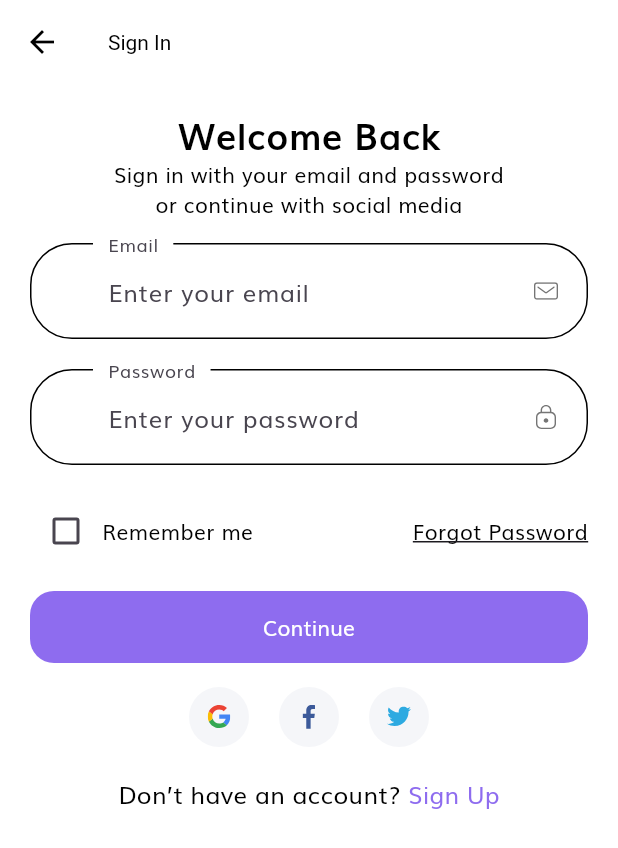
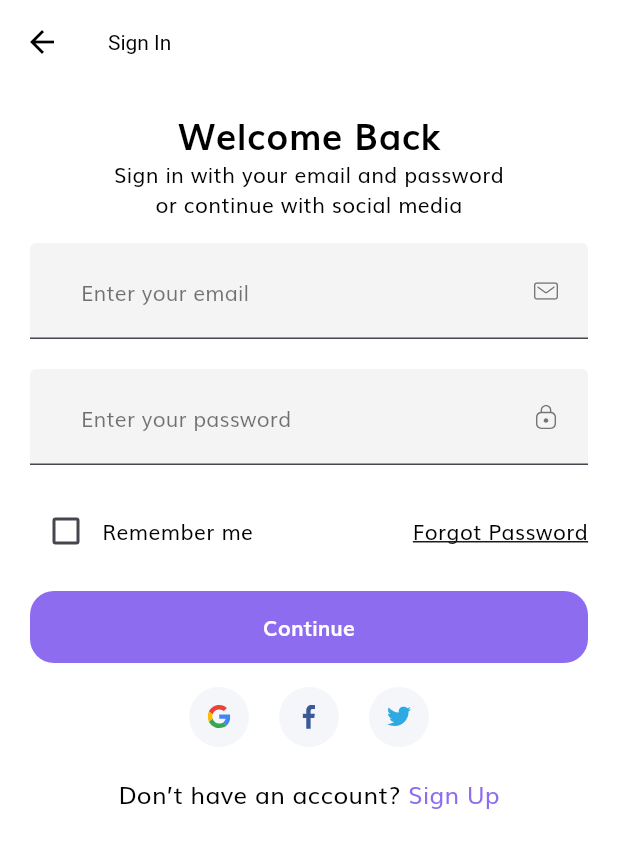
Before and after one commit to belabiedredouane/ecom-shop-dz, a Flutter app: the screen it shows after launch, after a tap on "Continue", on a phone screen of 412 x 824 dp. Shown: the top 848 px of the screen. Run offline on Flutter 3.47's test engine with Material 3 defaults, Android fonts, the phone set to English and light mode, and no system bars; our stand-ins replace flutter_svg.

Commit message:
ui version 2

```diff
--- a/lib/screens/home/components/icon_btn_with_counter.dart
+++ b/lib/screens/home/components/icon_btn_with_counter.dart
@@ -28,7 +28,7 @@ class IconBtnWithCounter extends StatelessWidget {
             height: 46,
             width: 46,
             decoration: BoxDecoration(
-              color: kSecondaryColor.withOpacity(0.1),
+              color: Theme.of(context).canvasColor,
               shape: BoxShape.circle,
             ),
             child: SvgPicture.asset(svgSrc),
--- a/lib/screens/home/components/search_field.dart
+++ b/lib/screens/home/components/search_field.dart
@@ -13,15 +13,14 @@ class SearchField extends StatelessWidget {
       child: TextFormField(
         onChanged: (value) {},
         decoration: InputDecoration(
-          filled: true,
-          fillColor: kSecondaryColor.withOpacity(0.1),
           contentPadding:
               const EdgeInsets.symmetric(horizontal: 16, vertical: 8),
           border: searchOutlineInputBorder,
           focusedBorder: searchOutlineInputBorder,
           enabledBorder: searchOutlineInputBorder,
           hintText: "Search product",
-          prefixIcon: const Icon(Icons.search),
+          hintStyle: Theme.of(context).textTheme.labelLarge,
+          prefixIcon:  Icon(Icons.search,color: Theme.of(context).iconTheme.color,),
         ),
       ),
     );
--- a/lib/screens/sign_in/components/sign_form.dart
+++ b/lib/screens/sign_in/components/sign_form.dart
@@ -64,13 +64,14 @@ class SignFormState extends State<SignForm> {
               }
               return null;
             },
-            decoration: const InputDecoration(
-              labelText: "Email",
+            decoration: InputDecoration(
               hintText: "Enter your email",
+              hintStyle: Theme.of(context).textTheme.labelLarge,
               // If  you are using latest version of flutter then lable text and hint text shown like this
               // if you r using flutter less then 1.20.* then maybe this is not working properly
               floatingLabelBehavior: FloatingLabelBehavior.always,
-              suffixIcon: CustomSurffixIcon(svgIcon: "assets/icons/Mail.svg"),
+              suffixIcon:
+                  const CustomSurffixIcon(svgIcon: "assets/icons/Mail.svg"),
             ),
           ),
           const SizedBox(height: 20),
@@ -95,13 +96,14 @@ class SignFormState extends State<SignForm> {
               }
               return null;
             },
-            decoration: const InputDecoration(
-              labelText: "Password",
+            decoration: InputDecoration(
               hintText: "Enter your password",
+              hintStyle: Theme.of(context).textTheme.labelLarge,
               // If  you are using latest version of flutter then lable text and hint text shown like this
               // if you r using flutter less then 1.20.* then maybe this is not working properly
               floatingLabelBehavior: FloatingLabelBehavior.always,
-              suffixIcon: CustomSurffixIcon(svgIcon: "assets/icons/Lock.svg"),
+              suffixIcon:
+                  const CustomSurffixIcon(svgIcon: "assets/icons/Lock.svg"),
             ),
           ),
           const SizedBox(height: 20),
@@ -139,7 +141,12 @@ class SignFormState extends State<SignForm> {
                 Navigator.pushNamed(context, LoginSuccessScreen.routeName);
               }
             },
-            child: const Text("Continue"),
+            child: const Text(
+              "Continue",
+              style: TextStyle(
+                fontWeight: FontWeight.bold,
+              ),
+            ),
           ),
         ],
       ),
--- a/lib/screens/sign_in/sign_in_screen.dart
+++ b/lib/screens/sign_in/sign_in_screen.dart
@@ -26,7 +26,6 @@ class SignInScreen extends StatelessWidget {
                   const Text(
                     "Welcome Back",
                     style: TextStyle(
-                      color: Colors.black,
                       fontSize: 24,
                       fontWeight: FontWeight.bold,
                     ),
--- a/lib/theme.dart
+++ b/lib/theme.dart
@@ -6,6 +6,7 @@ class AppTheme {
   static ThemeData lightTheme(BuildContext context) {
     return ThemeData(
       primaryColor: const Color(0xFF979797).withOpacity(0.1),
+      canvasColor: kSecondaryColor.withOpacity(0.1),
       scaffoldBackgroundColor: Colors.white,
       fontFamily: "Muli",
       appBarTheme: const AppBarTheme(
@@ -17,13 +18,13 @@ class AppTheme {
         bodyLarge: TextStyle(color: kTextColor),
         bodyMedium: TextStyle(color: kTextColor),
         bodySmall: TextStyle(color: kTextColor),
+        labelLarge: TextStyle(color: Colors.black54),
       ),
       inputDecorationTheme: const InputDecorationTheme(
         floatingLabelBehavior: FloatingLabelBehavior.always,
-        contentPadding: EdgeInsets.symmetric(horizontal: 42, vertical: 20),
-        enabledBorder: outlineInputBorder,
-        focusedBorder: outlineInputBorder,
-        border: outlineInputBorder,
+        contentPadding: EdgeInsets.symmetric(horizontal: 30, vertical: 20),
+        fillColor: Color(0xFFF4F4F4),
+        filled: true,
       ),
       visualDensity: VisualDensity.adaptivePlatformDensity,
       elevatedButtonTheme: ElevatedButtonThemeData(
@@ -50,6 +51,7 @@ class AppTheme {
   static ThemeData darkTheme(BuildContext context) {
     return ThemeData(
       primaryColor: Colors.white,
+      canvasColor: const Color(0xFF342F3F),
       scaffoldBackgroundColor: const Color(0XFF1D182A),
       fontFamily: "Muli",
       appBarTheme: const AppBarTheme(
@@ -61,13 +63,13 @@ class AppTheme {
         bodyLarge: TextStyle(color: Colors.white),
         bodyMedium: TextStyle(color: Colors.white),
         bodySmall: TextStyle(color: Colors.white),
+        labelLarge: TextStyle(color: Colors.white54),
       ),
-      inputDecorationTheme: const InputDecorationTheme(
-        floatingLabelBehavior: FloatingLabelBehavior.always,
-        contentPadding: EdgeInsets.symmetric(horizontal: 42, vertical: 20),
-        enabledBorder: outlineInputBorder,
-        focusedBorder: outlineInputBorder,
-        border: outlineInputBorder,
+       inputDecorationTheme: const InputDecorationTheme(
+       floatingLabelBehavior: FloatingLabelBehavior.always,
+        contentPadding: EdgeInsets.symmetric(horizontal: 30, vertical: 20),
+        fillColor: Color(0xFF342F3F),
+        filled: true,
       ),
       visualDensity: VisualDensity.adaptivePlatformDensity,
       elevatedButtonTheme: ElevatedButtonThemeData(
@@ -88,6 +90,7 @@ class AppTheme {
       textButtonTheme: TextButtonThemeData(
         style: TextButton.styleFrom(foregroundColor: Colors.white),
       ),
+      iconTheme: const IconThemeData(color: Colors.white)
     );
   }
 }
@@ -97,3 +100,9 @@ const OutlineInputBorder outlineInputBorder = OutlineInputBorder(
   borderSide: BorderSide(color: kTextColor),
   gapPadding: 10,
 );
+
+const OutlineInputBorder outlineInputBorderDark = OutlineInputBorder(
+  borderRadius: BorderRadius.all(Radius.circular(28)),
+  borderSide: BorderSide(color: Colors.grey),
+  gapPadding: 10,
+);
```
Also changed, not shown: lib/screens/forgot_password/components/forgot_pass_form.dart (+8 -4 lines), lib/screens/sign_up/components/sign_up_form.dart (+16 -10 lines), 12 other files.
